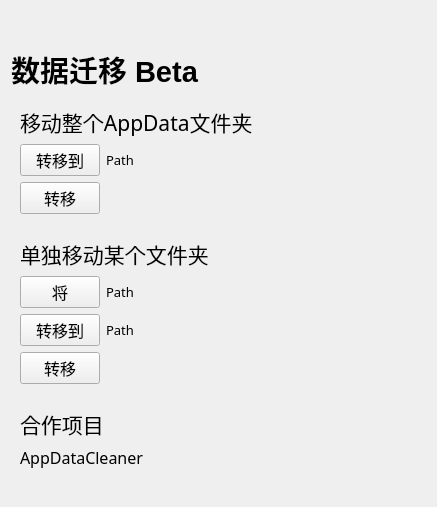
Qt form WCMain/resource/ui/smh_ui.ui (darkmatter2048/WindowsCleaner) before a commit.
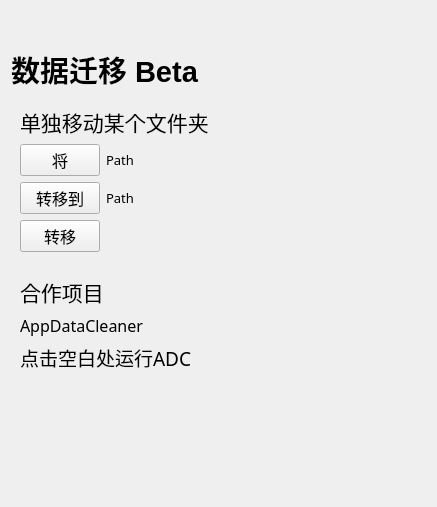
The same form after that commit. Custom widgets are drawn as their Qt base class.

Commit message: 去除转移整个AD的功能

The edit to the form file:
```diff
--- a/WCMain/resource/ui/smh_ui.ui
+++ b/WCMain/resource/ui/smh_ui.ui
@@ -42,115 +42,6 @@
      </property>
     </widget>
    </item>
-   <item>
-    <widget class="CardWidget" name="widget" native="true">
-     <layout class="QVBoxLayout" name="verticalLayout">
-      <item>
-       <layout class="QHBoxLayout" name="horizontalLayout_3">
-        <item>
-         <widget class="SubtitleLabel" name="label_6">
-          <property name="font">
-           <font>
-            <family>Microsoft YaHei</family>
-            <pointsize>16</pointsize>
-           </font>
-          </property>
-          <property name="text">
-           <string>移动整个AppData文件夹</string>
-          </property>
-         </widget>
-        </item>
-        <item>
-         <spacer name="horizontalSpacer_2">
-          <property name="orientation">
-           <enum>Qt::Horizontal</enum>
-          </property>
-          <property name="sizeHint" stdset="0">
-           <size>
-            <width>40</width>
-            <height>20</height>
-           </size>
-          </property>
-         </spacer>
-        </item>
-       </layout>
-      </item>
-      <item>
-       <layout class="QHBoxLayout" name="horizontalLayout">
-        <item>
-         <widget class="PrimaryPushButton" name="pushButton">
-          <property name="font">
-           <font>
-            <family>Microsoft YaHei</family>
-            <pointsize>12</pointsize>
-           </font>
-          </property>
-          <property name="text">
-           <string>转移到</string>
-          </property>
-         </widget>
-        </item>
-        <item>
-         <widget class="BodyLabel" name="label_5">
-          <property name="font">
-           <font>
-            <family>Microsoft YaHei</family>
-            <pointsize>10</pointsize>
-           </font>
-          </property>
-          <property name="text">
-           <string>Path</string>
-          </property>
-         </widget>
-        </item>
-        <item>
-         <spacer name="horizontalSpacer_7">
-          <property name="orientation">
-           <enum>Qt::Horizontal</enum>
-          </property>
-          <property name="sizeHint" stdset="0">
-           <size>
-            <width>40</width>
-            <height>20</height>
-           </size>
-          </property>
-         </spacer>
-        </item>
-       </layout>
-      </item>
-      <item>
-       <layout class="QHBoxLayout" name="horizontalLayout_2">
-        <item>
-         <widget class="PrimaryPushButton" name="pushButton_2">
-          <property name="font">
-           <font>
-            <family>Microsoft YaHei</family>
-            <pointsize>12</pointsize>
-           </font>
-          </property>
-          <property name="text">
-           <string>转移</string>
-          </property>
-         </widget>
-        </item>
-        <item>
-         <spacer name="horizontalSpacer">
-          <property name="orientation">
-           <enum>Qt::Horizontal</enum>
-          </property>
-          <property name="sizeHint" stdset="0">
-           <size>
-            <width>40</width>
-            <height>20</height>
-           </size>
-          </property>
-         </spacer>
-        </item>
-       </layout>
-      </item>
-     </layout>
-    </widget>
-   </item>
    <item>
     <widget class="CardWidget" name="widget_2" native="true">
      <layout class="QVBoxLayout" name="verticalLayout_2">
@@ -332,6 +223,19 @@
         </property>
        </widget>
       </item>
+      <item>
+       <widget class="BodyLabel" name="label_5">
+        <property name="font">
+         <font>
+          <family>Microsoft YaHei</family>
+          <pointsize>14</pointsize>
+         </font>
+        </property>
+        <property name="text">
+         <string>点击空白处运行ADC</string>
+        </property>
+       </widget>
+      </item>
      </layout>
     </widget>
    </item>
```
The commit also changes 2 other files.
